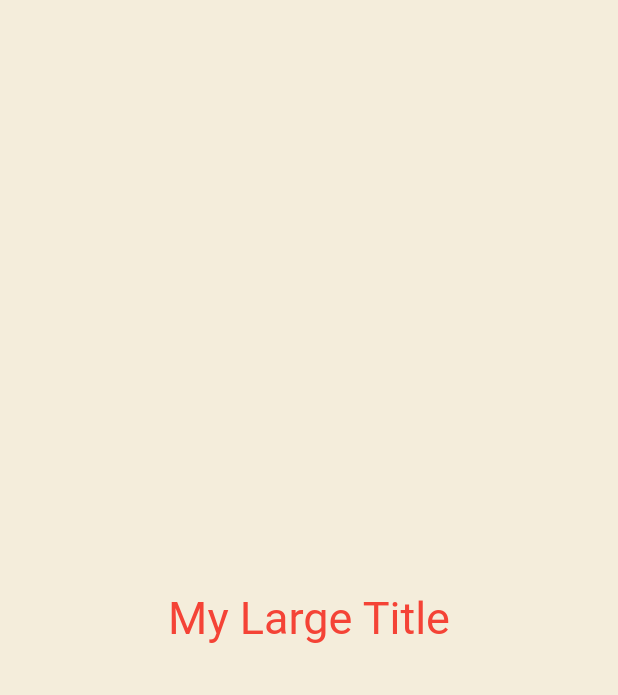
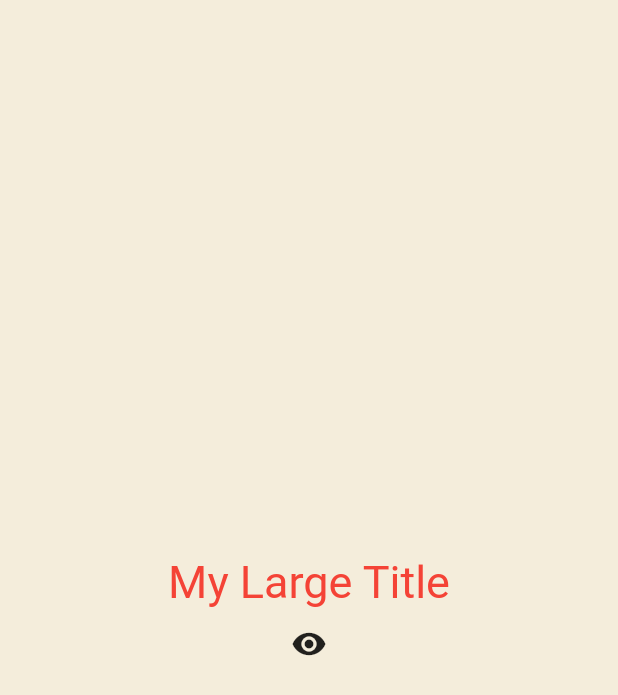
Before and after one commit to CLM-BONNY/dart-basic, a Flutter app: the screen it shows after launch, on a phone screen of 412 x 824 dp. Shown: the top 695 px of the screen. Run offline on Flutter 3.47's test engine with Material 2 defaults, Android fonts, the phone set to English and light mode, and no system bars.

Commit message:
feat. initState(),  dispose()

```diff
--- a/stateful_widget/lib/main.dart
+++ b/stateful_widget/lib/main.dart
@@ -12,11 +12,11 @@ class MyWidget extends StatefulWidget {
 }
 
 class _MyWidgetState extends State<MyWidget> {
-  int counter = 0;
+  bool showTitle = true;
 
-  void onClicked() {
+  void toggleTitle() {
     setState(() {
-      counter = counter + 1;
+      showTitle = !showTitle;
     });
   }
 
@@ -30,13 +30,19 @@ class _MyWidgetState extends State<MyWidget> {
             ),
           ),
         ),
-        home: const Scaffold(
-          backgroundColor: Color(0xFFF4EDDB),
+        home: Scaffold(
+          backgroundColor: const Color(0xFFF4EDDB),
           body: Center(
             child: Column(
               mainAxisAlignment: MainAxisAlignment.center,
               children: [
-                MyLargeTitle(),
+                showTitle ? const MyLargeTitle() : const Text('nothing'),
+                IconButton(
+                  onPressed: toggleTitle,
+                  icon: const Icon(
+                    Icons.remove_red_eye,
+                  ),
+                )
               ],
             ),
           ),
@@ -44,10 +50,28 @@ class _MyWidgetState extends State<MyWidget> {
   }
 }
 
-class MyLargeTitle extends StatelessWidget {
+class MyLargeTitle extends StatefulWidget {
   const MyLargeTitle({
     super.key,
   });
+
+  @override
+  State<MyLargeTitle> createState() => _MyLargeTitleState();
+}
+
+class _MyLargeTitleState extends State<MyLargeTitle> {
+  // 초기화를 위한 메소드
+  // build 메소드보다 먼저 호출되어야하고 한 번만 호출됨
+  @override
+  void initState() {
+    super.initState();
+  }
+
+  // 위젯이 스크린에서 제거될 때 호출되는 메소드
+  @override
+  void dispose() {
+    super.dispose();
+  }
 
   @override
   Widget build(BuildContext context) {
```
